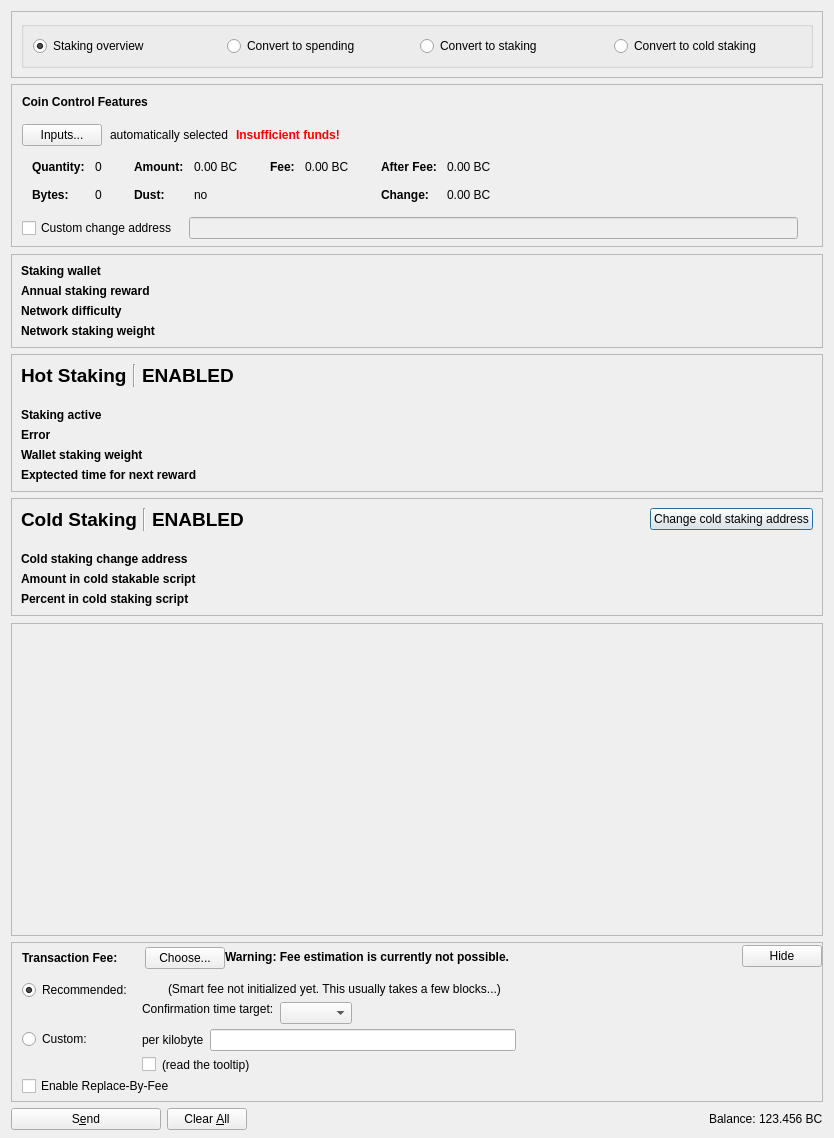
Bitcoin-Confidential/BitcoinC-Core, file src/qt/forms/stakingdialog.ui: the form before one commit.
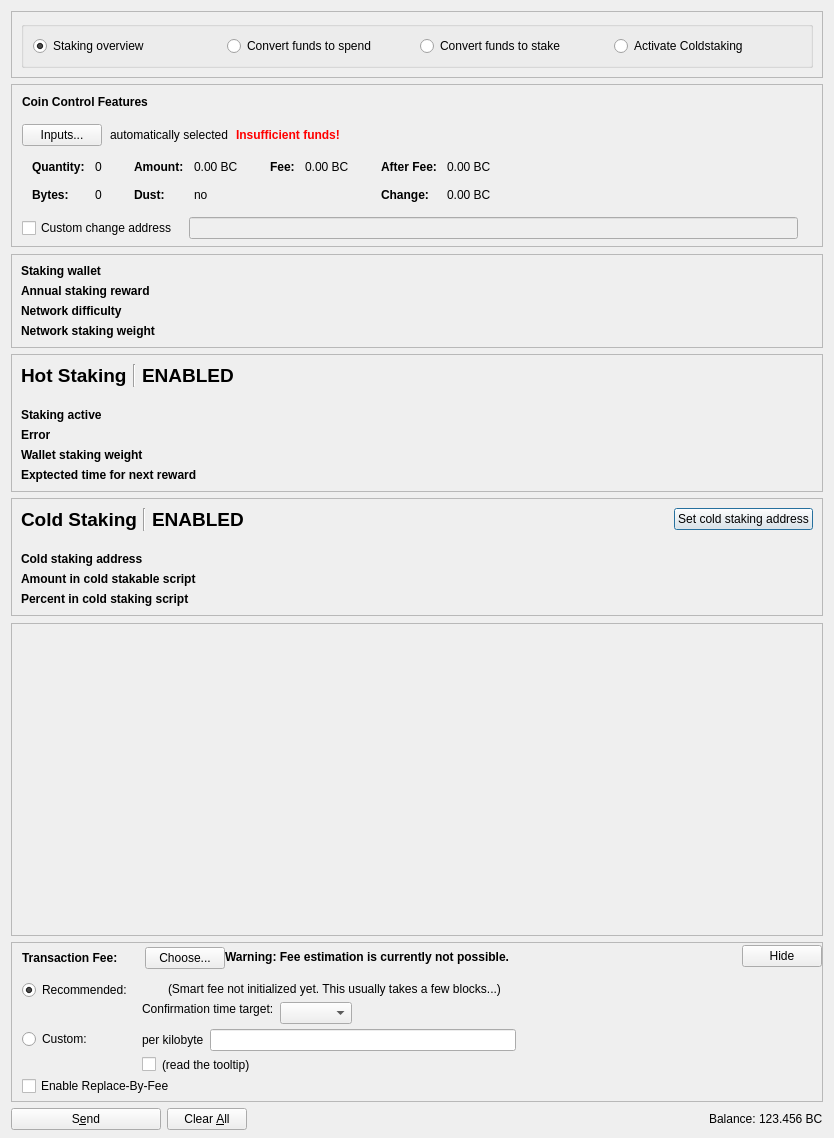
The form after the commit. Icons and pictures are not drawn. Custom widgets are drawn as their Qt base class.

Commit message: Update dev reward and staking tab

```diff
--- a/src/qt/forms/stakingdialog.ui
+++ b/src/qt/forms/stakingdialog.ui
@@ -45,21 +45,21 @@
          <item>
           <widget class="QRadioButton" name="radioSpending">
            <property name="text">
-            <string>Convert to spending</string>
+            <string>Convert funds to spend</string>
            </property>
           </widget>
          </item>
          <item>
           <widget class="QRadioButton" name="radioStaking">
            <property name="text">
-            <string>Convert to staking</string>
+            <string>Convert funds to stake</string>
            </property>
           </widget>
          </item>
          <item>
           <widget class="QRadioButton" name="radioColdStaking">
            <property name="text">
-            <string>Convert to cold staking</string>
+            <string>Activate Coldstaking</string>
            </property>
           </widget>
          </item>
@@ -1031,7 +1031,7 @@
         <item>
          <widget class="QPushButton" name="btnChangeColdStakingAddress">
           <property name="text">
-           <string>Change cold staking address</string>
+           <string>Set cold staking address</string>
           </property>
          </widget>
         </item>
@@ -1050,7 +1050,7 @@
              </font>
             </property>
             <property name="text">
-             <string>Cold staking change address</string>
+             <string>Cold staking address</string>
             </property>
            </widget>
           </item>
```
The commit also changes 6 other files.
